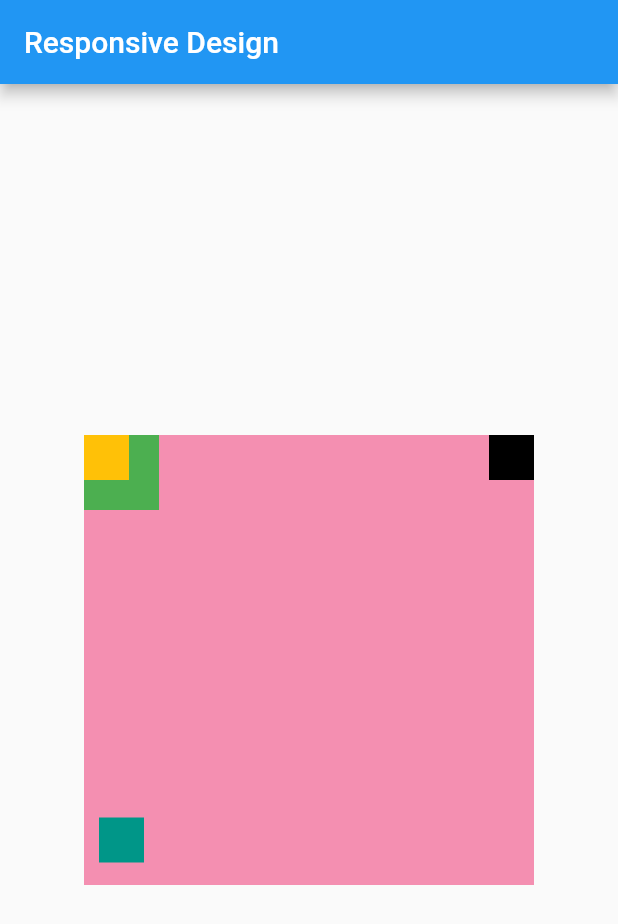
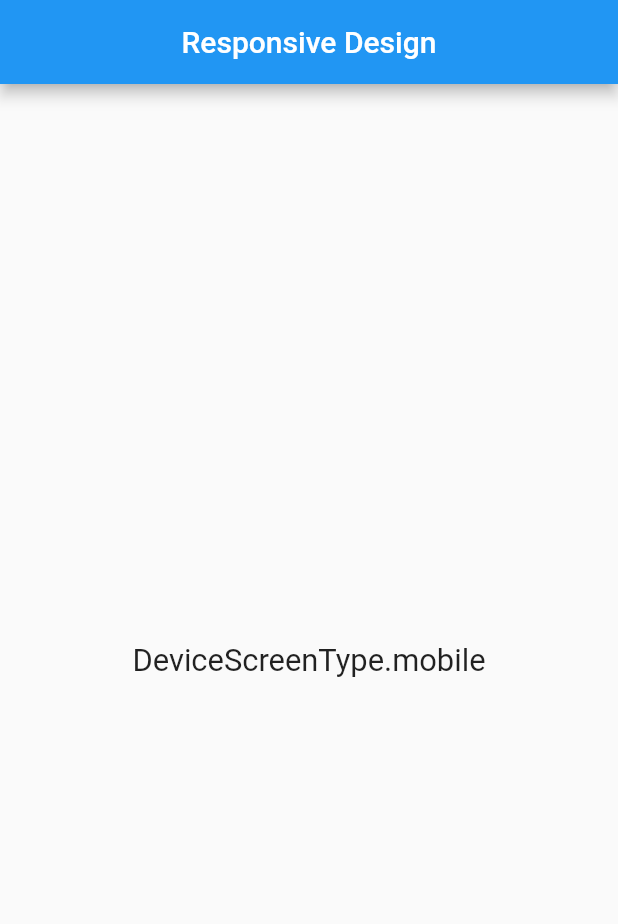
Before and after one commit to saif-ibne-ali/flutter_projects, a Flutter app: the screen it shows after launch, on a phone screen of 412 x 824 dp. Shown: the top 924 px of the screen. Run offline on Flutter 3.47's test engine with Material 2 defaults, Android fonts, the phone set to English and light mode, and no system bars; our stand-ins replace device_preview, responsive_builder, sizer.

Commit message:
responsive_builder,  device_preview and device_preview

```diff
--- a/lib/home_screen.dart
+++ b/lib/home_screen.dart
@@ -1,4 +1,10 @@
 import 'package:flutter/material.dart';
+import 'package:responsive_builder/responsive_builder.dart';
+import 'package:sizer/sizer.dart';
+
+/// responsive Layout builder: responsive_builder
+/// Device preview : device_preview
+/// Size (height, width) : Sizer
 
 class HomeScreen extends StatelessWidget {
   const HomeScreen({super.key});
@@ -8,57 +14,17 @@ class HomeScreen extends StatelessWidget {
     return Scaffold(
       appBar: AppBar(
         title: const Text("Responsive Design"),
+        centerTitle: true,
       ),
-      body: Center(
-        child: Stack(children: [
-          Container(
-            width: 300,
-            height: 300,
-            color: Colors.pink.shade200,
-          ),
-          Positioned.fill(
-            child: Align(
-              alignment: Alignment.topLeft,
-              child: Stack(
-                children: [
-                  Container(
-                    width: 50,
-                    height: 50,
-                    color: Colors.green,
-                  ),
-                  Positioned(
-                    //bottom: 0,
-                    top: 0,
-                    left: 0,
-                    child: Container(
-                      height: 30,
-                      width: 30,
-                      color: Colors.amber,
-                    ),
-                  )
-                ],
-              ),
+      body: ResponsiveBuilder(
+        builder: (context, sizingInformation) {
+          return Center(
+            child: Text(
+              sizingInformation.deviceScreenType.toString(),
+              style: TextStyle(fontSize: 15.sp),
             ),
-          ),
-          Positioned(
-            bottom: 15,
-            left: 10,
-            child: Container(
-              width: 30,
-              height: 30,
-              color: Colors.teal,
-            ),
-          ),
-          Positioned(
-            top: 0,
-            right: 0,
-            child: Container(
-              height: 30,
-              width: 30,
-              color: Colors.black,
-            ),
-          )
-        ]),
+          );
+        },
       ),
     );
   }
--- a/lib/main.dart
+++ b/lib/main.dart
@@ -1,9 +1,16 @@
+import 'package:device_preview/device_preview.dart';
+import 'package:flutter/foundation.dart';
 import 'package:flutter/material.dart';
+import 'package:sizer/sizer.dart';
 
 import 'home_screen.dart';
 
 void main(List<String> args) {
-  runApp(const MyApp());
+  runApp(DevicePreview(
+      enabled: kDebugMode,
+      builder: (context) {
+        return const MyApp();
+      }));
 }
 
 class MyApp extends StatelessWidget {
@@ -11,9 +18,14 @@ class MyApp extends StatelessWidget {
 
   @override
   Widget build(BuildContext context) {
-    return const MaterialApp(
-      title: "Responsive Design",
-      home: HomeScreen(),
-    );
+    return Sizer(builder: (context, orientation, deviceType) {
+      print(deviceType);
+      return MaterialApp(
+        locale: DevicePreview.locale(context),
+        builder: DevicePreview.appBuilder,
+        title: "Responsive Design",
+        home: const HomeScreen(),
+      );
+    });
   }
 }
--- a/pubspec.yaml
+++ b/pubspec.yaml
@@ -35,6 +35,9 @@ dependencies:
   # The following adds the Cupertino Icons font to your application.
   # Use with the CupertinoIcons class for iOS style icons.
   cupertino_icons: ^1.0.2
+  responsive_builder: ^0.7.0
+  device_preview: ^1.1.0
+  sizer: ^2.0.15
 
 dev_dependencies:
   flutter_test:
```
Also changed, not shown: pubspec.lock.
